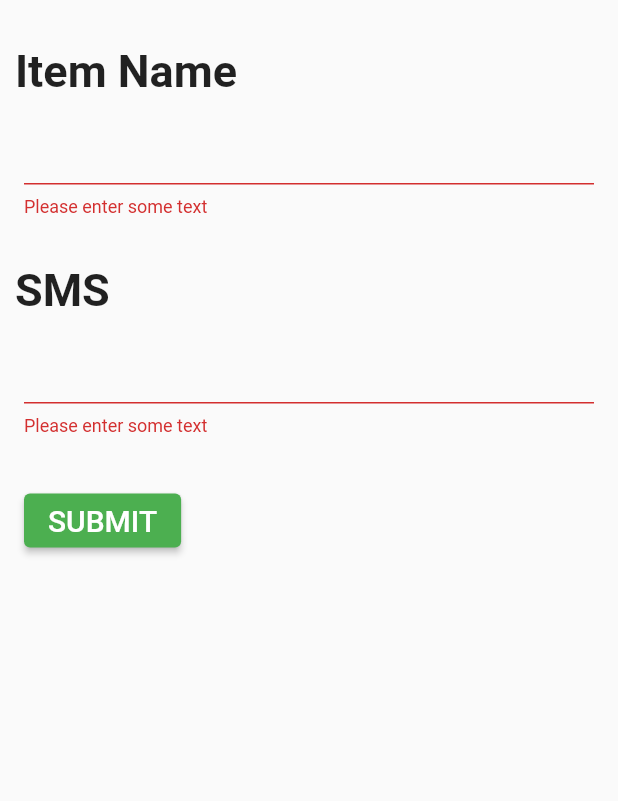
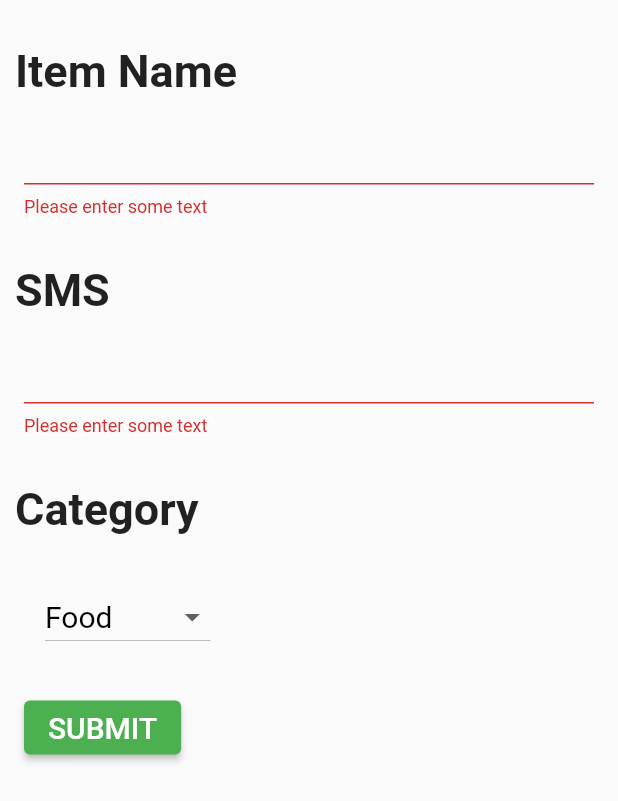
Before and after one commit to 25FTW/App, a Flutter app: the AddNewSMS widget shown alone on an empty page, opened directly, after a tap on "SUBMIT", on a phone screen of 412 x 824 dp. Shown: the top 801 px of the screen. Run offline on Flutter 3.47's test engine with Material 2 defaults, Android fonts, the phone set to English and light mode, and no system bars; our stand-ins replace curved_navigation_bar, dio, image_picker.

```diff
--- a/lib/transaction_tabs/add_new_sms.dart
+++ b/lib/transaction_tabs/add_new_sms.dart
@@ -1,4 +1,5 @@
 import 'package:flutter/material.dart';
+import 'package:http/http.dart' as http;
 
 const String mainUrl = "http://10.0.2.2:5000/sms";
 
@@ -9,11 +10,22 @@ class AddNewSMS extends StatefulWidget {
   State<AddNewSMS> createState() => _AddNewSMS();
 }
 
+List<DropdownMenuItem<String>> get dropdownItems {
+  List<DropdownMenuItem<String>> menuItems = [
+    const DropdownMenuItem(child: Text("Food"), value: "Food"),
+    const DropdownMenuItem(child: Text("Clothing"), value: "Clothing"),
+    const DropdownMenuItem(child: Text("Transport"), value: "Transport"),
+    const DropdownMenuItem(child: Text("Misc"), value: "Misc"),
+  ];
+  return menuItems;
+}
+
 class _AddNewSMS extends State<AddNewSMS> {
   final _formKey = GlobalKey<FormState>();
 
   String itemName = "";
   String itemSMS = "";
+  String itemCategory = "Food";
 
   @override
   Widget build(BuildContext context) {
@@ -68,11 +80,31 @@ class _AddNewSMS extends State<AddNewSMS> {
               }),
             ),
           ),
+          const Padding(
+            padding: EdgeInsets.fromLTRB(10, 15, 0, 10),
+            child: Text(
+              "Category",
+              style: TextStyle(fontSize: 30, fontWeight: FontWeight.w600),
+            ),
+          ),
+          Padding(
+              padding: const EdgeInsets.fromLTRB(30, 20, 0, 10),
+              child: DropdownButton(
+                style: const TextStyle(fontSize: 20, color: Colors.black),
+                value: itemCategory,
+                items: dropdownItems,
+                onChanged: (String? value) {
+                  // print(value);
+                  setState(() {
+                    itemCategory = value!;
+                  });
+                },
+              )),
           Padding(
             padding:
                 const EdgeInsets.symmetric(horizontal: 16.0, vertical: 16.0),
             child: ElevatedButton(
-              onPressed: () {
+              onPressed: () async {
                 FocusScope.of(context).unfocus();
                 // Validate returns true if the form is valid, or false otherwise.
                 if (_formKey.currentState!.validate()) {
@@ -84,6 +116,18 @@ class _AddNewSMS extends State<AddNewSMS> {
                   _formKey.currentState?.save();
                   // ignore: avoid_print
                   print("$itemName $itemSMS");
+
+                  var url = Uri.parse(mainUrl);
+                  var response = await http.post(url, body: {
+                    "username": "doodle1",
+                    "actual_item": itemName,
+                    "sms": itemSMS,
+                    "category": itemCategory
+                  });
+                  // ignore: avoid_print
+                  print('Response status: ${response.statusCode}');
+                  // ignore: avoid_print
+                  print('Response body: ${response.body}');
                 }
               },
               child: const Text(
--- a/pubspec.yaml
+++ b/pubspec.yaml
@@ -37,6 +37,7 @@ dependencies:
   curved_navigation_bar: ^1.0.1
   image_picker: ^0.8.4+4
   http: ^0.13.4
+  dio: ^4.0.4
 
 dev_dependencies:
   flutter_test:
```
Also changed, not shown: lib/main.dart (+1 -8 lines), lib/transaction_tabs/add_new_default.dart (+9 -2 lines), lib/transaction_tabs/add_new_image.dart (+17 -2 lines), pubspec.lock.
